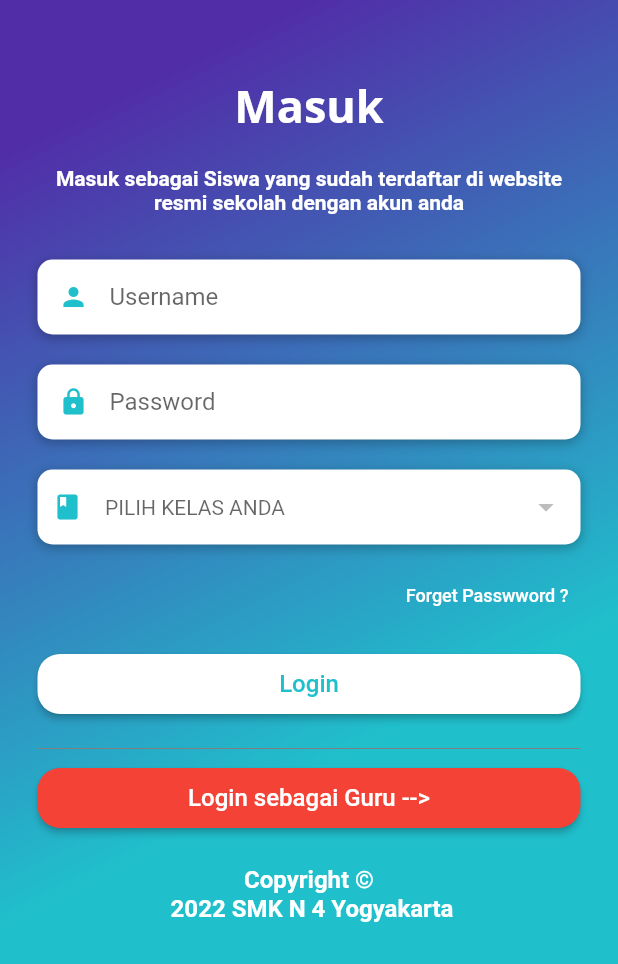
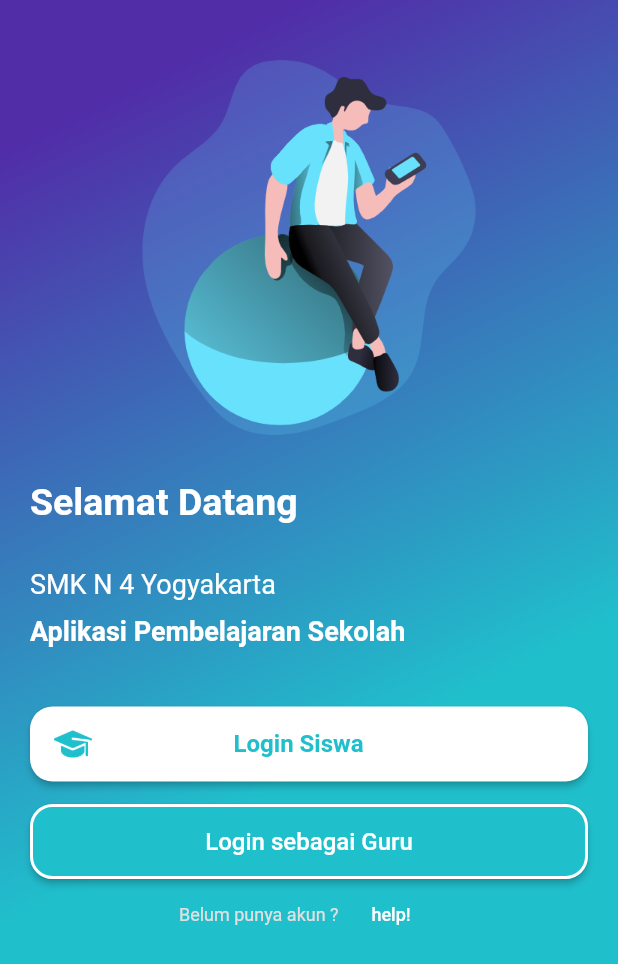
Before and after one commit to exsan0071/smk_4_yogyakrata, a Flutter app: the screen it shows after launch, on a phone screen of 412 x 824 dp. Shown: the top 964 px of the screen. Run offline on Flutter 3.47's test engine with Material 2 defaults, Android fonts, the phone set to English and light mode, and no system bars; our stand-ins replace animated_splash_screen, cached_network_image, connectivity, file_picker, firebase_core, firebase_messaging and 20 more; missing offline and left inert: flutter_cached_pdfview, flutter_webview_plugin; accounts and stored records are empty; project files that could hold a hidden picture were left out.

Commit message:
5 juni 2022 11:51 PM

```diff
--- a/lib/app/controller/auth.dart
+++ b/lib/app/controller/auth.dart
@@ -8,9 +8,9 @@ import 'package:get_storage/get_storage.dart';
 import 'package:google_fonts/google_fonts.dart';
 import 'package:flutter/material.dart';
 import 'package:shared_preferences/shared_preferences.dart';
+import 'package:smk_4_yogyakrata/app/login/views/login_selected.dart';
 import 'package:url_launcher/url_launcher.dart';
 import '../home/views/home.dart';
-import '../login/views/login.dart';
 import '../../app_theme.dart';
 import '../../main.dart';
 
@@ -41,7 +41,7 @@ class _AuthState extends State<Auth> with SingleTickerProviderStateMixin {
             context,
             PageRouteBuilder(
                 pageBuilder: (context, animation, secondartyAnimation) =>
-                    const Login()));
+                    const LoginSelected()));
       });
     }
   }
@@ -160,7 +160,7 @@ class _AuthState extends State<Auth> with SingleTickerProviderStateMixin {
             Center(
               child: Text(
                 'SEKOLAHKITA.Net',
-                style: GoogleFonts.roboto(color: AppTheme.white, fontSize: 20),
+                style: GoogleFonts.fredokaOne(color: AppTheme.white, fontSize: 20),
               ),
             ),
             const SizedBox(
--- a/lib/app/login/views/login.dart
+++ b/lib/app/login/views/login.dart
@@ -1,3 +1,5 @@
+
+
 import 'package:flutter/material.dart';
 import 'package:get/get.dart';
 import 'package:google_fonts/google_fonts.dart';
@@ -17,7 +19,6 @@ class Login extends StatefulWidget {
 }
 
 class _LoginState extends State<Login> {
-
   final LoginController loginC = Get.put(LoginController());
   final OoboardingController ooboardingC = Get.put(OoboardingController());
 
@@ -58,39 +59,101 @@ class _LoginState extends State<Login> {
           begin: Alignment.topCenter,
         )),
         child: SingleChildScrollView(
-          padding: const EdgeInsets.symmetric(
-            horizontal: 25,
-            vertical: 20,
+            child: Stack(
+          children: [
+            Positioned(
+                top: 20,
+                left: 0,
+                right: 0,
+                child: Column(
+                  children: [
+                    Row(
+                      mainAxisSize: MainAxisSize.max,
+                      mainAxisAlignment: MainAxisAlignment.spaceBetween,
+                      children: [
+                        IconButton(
+                          onPressed: () {
+                            Navigator.pop(context);
+                          },
+                          icon: const Icon(
+                            Icons.arrow_back,
+                            color: Colors.white,
+                          ),
+                        ),
+                        IconButton(
+                          onPressed: () {
+                            loginC.launchURLYt();
+                          },
+                          icon: const Icon(
+                            Icons.help,
+                            color: Colors.white,
+                          ),
+                        ),
+                      ],
+                    ),
+                    Padding(
+                      padding: const EdgeInsets.all(20),
+                      child: Row(
+                        children: [
+                          Expanded(
+                            child: Text(
+                              "Masuk",
+                              style: GoogleFonts.fredokaOne(
+                                color: Colors.white,
+                                fontSize: 25,
+                                fontWeight: FontWeight.bold,
+                              ),
+                            ),
+                          ),
+                        ],
+                      ),
+                    )
+                  ],
+                )),
+            Container(
+              margin: EdgeInsets.only(
+                top: MediaQuery.of(context).padding.top + 150,
+              ),
+              width: MediaQuery.of(context).size.width,
+
+              decoration: const BoxDecoration(
+                borderRadius: BorderRadius.only(
+                  topLeft: Radius.circular(20),
+                  topRight: Radius.circular(20),
+                ),
+                color: Colors.white,
               ),
               child: Column(
                 mainAxisSize: MainAxisSize.max,
                 mainAxisAlignment: MainAxisAlignment.center,
                 children: <Widget>[
                   Padding(
-                padding: EdgeInsets.only(
-                    top: MediaQuery.of(context).padding.top + 30, bottom: 20),
-                child: Text(
-                  'Masuk',
-                  style: GoogleFonts.openSans(
-                    color: Colors.white,
-                    fontSize: 30.0,
+                    padding: const EdgeInsets.only(top: 20, left: 20),
+                    child: Row(
+                      children: [
+                        Text(
+                          'Login Siswa',
+                          style: GoogleFonts.fredokaOne(
+                            color: AppTheme.blueligt,
+                            fontSize: 25.0,
                             fontWeight: FontWeight.bold,
                           ),
                         ),
+                      ],
                     ),
-              Column(
+                  ),
+                  Padding(
+                    padding:
+                        const EdgeInsets.only(left: 20, right: 20, top: 10),
+                    child: Column(
                       children: [
                         Row(
-                    mainAxisAlignment: MainAxisAlignment.center,
                           children: [
                             Expanded(
                               child: Text(
                                 'Masuk sebagai Siswa yang sudah terdaftar di website resmi sekolah dengan akun anda',
-                          textAlign: TextAlign.center,
-                          style: GoogleFonts.roboto(
-                              fontSize: 14.0,
-                              fontWeight: FontWeight.bold,
-                              color: Colors.white),
+                                style: GoogleFonts.fredokaOne(
+                                    fontSize: 14.0, color: AppTheme.blueligt),
                               ),
                             ),
                           ],
@@ -108,7 +171,8 @@ class _LoginState extends State<Login> {
                                 height: 20,
                               ),
                               Container(
-                            padding: const EdgeInsets.only(left: 10, right: 10),
+                                  padding: const EdgeInsets.only(
+                                      left: 10, right: 10),
                                   alignment: Alignment.centerLeft,
                                   decoration: BoxDecoration(
                                       color: Colors.white,
@@ -121,11 +185,12 @@ class _LoginState extends State<Login> {
                                         )
                                       ]),
                                   height: 50,
-                            child:
-                                Row(mainAxisSize: MainAxisSize.max, children: [
+                                  child: Row(
+                                      mainAxisSize: MainAxisSize.max,
+                                      children: [
                                         Container(
-                                  margin:
-                                      const EdgeInsets.symmetric(vertical: 10),
+                                            margin: const EdgeInsets.symmetric(
+                                                vertical: 10),
                                             child: const Icon(
                                               Icons.class_,
                                               size: 20,
@@ -134,29 +199,37 @@ class _LoginState extends State<Login> {
                                         const SizedBox(
                                           width: 15,
                                         ),
-                              GetBuilder<LoginController>(builder: (snapshot) {
+                                        GetBuilder<LoginController>(
+                                            builder: (snapshot) {
                                           return DropdownButton(
                                             underline: Container(),
                                             elevation: 16,
                                             value: snapshot.selectedName,
                                             hint: SizedBox(
-                                    width: MediaQuery.of(context).size.width - 130,
-                                    child: const Text('PILIH KELAS ANDA'),
+                                              width: MediaQuery.of(context)
+                                                      .size
+                                                      .width -
+                                                  130,
+                                              child: const Text(
+                                                  'PILIH KELAS ANDA'),
                                             ),
                                             style: GoogleFonts.roboto(
-                                      color: Colors.black54, fontSize: 14),
+                                                color: Colors.black54,
+                                                fontSize: 14),
                                             items: snapshot.categoryList
                                                 .map(
                                                   (list) => DropdownMenuItem(
-                                          child: Text(
-                                              list.status + " " + list.nama),
+                                                    child: Text(list.status +
+                                                        " " +
+                                                        list.nama),
                                                     value: list.id,
                                                   ),
                                                 )
                                                 .toList(),
                                             onChanged: (value) {
                                               setState(() {
-                                      snapshot.selectedName = value.toString();
+                                                snapshot.selectedName =
+                                                    value.toString();
                                                 snapshot.update();
                                               });
                                             },
@@ -173,67 +246,54 @@ class _LoginState extends State<Login> {
                                       onPressed: () {},
                                       child: const Text('Forget Passwword ?',
                                           style: TextStyle(
-                                        fontSize: 12, color: Colors.white))),
+                                              fontSize: 12,
+                                              color: AppTheme.blueligt))),
                                 ],
                               ),
                             ],
                           ),
                         ),
-                  Container(
-                    padding: const EdgeInsets.symmetric(vertical: 15),
+                        SizedBox(
                           width: double.infinity,
-                    height: 70,
+                          height: 50,
                           child: ElevatedButton(
                             style: ElevatedButton.styleFrom(
-                          primary: Colors.white,
+                                primary: AppTheme.blueligt,
                                 minimumSize: const Size(252, 51),
                                 shape: RoundedRectangleBorder(
                                     borderRadius: BorderRadius.circular(15))),
                             onPressed: () {
                               loginC.login(context);
                             },
-                      child: const Text(
+                            child: Text(
                               "Login",
-                        style:
-                            TextStyle(color: AppTheme.blueligt, fontSize: 16),
+                              style: GoogleFonts.roboto(
+                                  color: Colors.white,
+                                  fontSize: 16,
+                                  fontWeight: FontWeight.bold),
                             ),
                           ),
                         ),
-                  const Divider(color: Color(0xFF7F7F7F)),
-                  Container(
-                    padding: const EdgeInsets.symmetric(vertical: 5),
-                    width: double.infinity,
-                    height: 50,
-                    child: ElevatedButton(
-                      style: ElevatedButton.styleFrom(
-                          primary: Colors.red,
-                          minimumSize: const Size(252, 51),
-                          shape: RoundedRectangleBorder(
-                              borderRadius: BorderRadius.circular(15))),
-                      onPressed: () {
-                        Navigator.of(context).push(MaterialPageRoute(
-                            builder: (context) => const WebviewPage()));
-                      },
-                      child: const Text(
-                        "Login sebagai Guru -->",
-                        style: TextStyle(color: Colors.white, fontSize: 16),
+                        const SizedBox(
+                          height: 30,
                         ),
+                        Text('Copyright © \n 2022 SMK N 4 Yogyakarta',
+                            textAlign: TextAlign.center,
+                            style: GoogleFonts.fredokaOne(
+                                color: AppTheme.blueligt,
+                                fontSize: 12,
+                                fontWeight: FontWeight.bold)),
+                        const SizedBox(
+                          height: 80,
+                        ),
+                      ],
                     ),
                   ),
                 ],
               ),
-              const SizedBox(
-                height: 20,
             ),
-              Text('Copyright © \n 2022 SMK N 4 Yogyakarta',
-                  textAlign: TextAlign.center,
-                  style: GoogleFonts.roboto(
-                      color: Colors.white,
-                      fontSize: 16,
-                      fontWeight: FontWeight.bold))
           ],
-          ),
-        ),
+        )),
       ),
     );
   }
--- /dev/null
+++ b/lib/app/login/views/login_selected.dart
@@ -0,0 +1,163 @@
+import 'package:flutter/material.dart';
+import 'package:google_fonts/google_fonts.dart';
+import 'package:smk_4_yogyakrata/app/login/views/login.dart';
+
+import '../../../app_theme.dart';
+import '../../gurupage/webview.dart';
+
+class LoginSelected extends StatefulWidget {
+  const LoginSelected({Key? key}) : super(key: key);
+
+  @override
+  State<LoginSelected> createState() => _LoginSelectedState();
+}
+
+class _LoginSelectedState extends State<LoginSelected> {
+  @override
+  Widget build(BuildContext context) {
+    return Scaffold(
+        body: SingleChildScrollView(
+      child: Container(
+          height: MediaQuery.of(context).size.height,
+
+          decoration: const BoxDecoration(
+              gradient: LinearGradient(
+            colors: [Color(0xff512da8), Color(0xff20bfcc)],
+            begin: Alignment.topCenter,
+          )),
+          child: SingleChildScrollView(
+              child: Column(
+            mainAxisAlignment: MainAxisAlignment.center,
+            children: [
+              const SizedBox(
+                height: 40,
+              ),
+              Image.asset("assets/images/Notif.png", height: 250, width: 250),
+              const SizedBox(height: 20),
+              Padding(
+                padding: const EdgeInsets.only(top: 10, left: 20),
+                child: Row(
+                  children: [
+                    Expanded(
+                        child: Text(
+                      "Selamat Datang",
+                      style: GoogleFonts.fredokaOne(
+                        color: Colors.white,
+                        fontSize: 25,
+                        fontWeight: FontWeight.bold,
+                      ),
+                    )),
+                  ],
+                ),
+              ),
+              const SizedBox(height: 20),
+              Padding(
+                padding: const EdgeInsets.only(top: 10, left: 20),
+                child: Row(
+                  children: [
+                    Expanded(
+                        child: Text(
+                      "SMK N 4 Yogyakarta",
+                      style: GoogleFonts.fredokaOne(
+                        color: Colors.white,
+                        fontSize: 18,
+                      ),
+                    )),
+                  ],
+                ),
+              ),
+              Padding(
+                padding: const EdgeInsets.only(top: 10, left: 20),
+                child: Row(
+                  children: [
+                    Expanded(
+                        child: Text(
+                      "Aplikasi Pembelajaran Sekolah",
+                      style: GoogleFonts.roboto(
+                        color: Colors.white,
+                        fontSize: 18,
+                        fontWeight: FontWeight.bold,
+                      ),
+                    )),
+                  ],
+                ),
+              ),
+              const SizedBox(height: 40),
+              Container(
+                padding: const EdgeInsets.symmetric(horizontal: 20),
+                width: double.infinity,
+                height: 50,
+                child: ElevatedButton(
+                  style: ElevatedButton.styleFrom(
+                      primary: Colors.white,
+                      minimumSize: const Size(252, 51),
+                      shape: RoundedRectangleBorder(
+                          borderRadius: BorderRadius.circular(15))),
+                  onPressed: () {
+                    Navigator.of(context).push(
+                        MaterialPageRoute(builder: (context) => const Login()));
+                  },
+                  child: Row(
+                    mainAxisSize: MainAxisSize.max,
+                    children: [
+                      Image.asset(
+                        "assets/images/graduation.png",
+                        height: 25,
+                        width: 25,
+                      ),
+                      SizedBox(
+                        width: MediaQuery.of(context).size.width * 0.67,
+                        child: const Text(
+                          "Login Siswa",
+                          textAlign: TextAlign.center,
+                          style: TextStyle(
+                              color: AppTheme.blueligt,
+                              fontSize: 16,
+                              fontWeight: FontWeight.bold),
+                        ),
+                      ),
+                    ],
+                  ),
+                ),
+              ),
+              const SizedBox(height: 15),
+              Container(
+                padding: const EdgeInsets.symmetric(horizontal: 20),
+                width: double.infinity,
+                height: 50,
+                child: ElevatedButton(
+                  style: ElevatedButton.styleFrom(
+                      side: const BorderSide(
+                        width: 2.0,
+                        color: Colors.white,
+                      ),
+                      primary: const Color(0xff20bfcc),
+                      minimumSize: const Size(252, 51),
+                      shape: RoundedRectangleBorder(
+                          borderRadius: BorderRadius.circular(15))),
+                  onPressed: () {
+                    Navigator.of(context).push(MaterialPageRoute(
+                        builder: (context) => const WebviewPage()));
+                  },
+                  child: const Text(
+                    "Login sebagai Guru",
+                    style: TextStyle(color: Colors.white, fontSize: 16),
+                  ),
+                ),
+              ),
+              Row(mainAxisAlignment: MainAxisAlignment.center, children: [
+                Text("Belum punya akun ? ",
+                    style: GoogleFonts.roboto(
+                      color: Colors.grey[300],
+                      fontSize: 12,
+                    )),
+                TextButton(
+                    onPressed: () {},
+                    child: const Text('help!',
+                        style: TextStyle(fontSize: 12, color: Colors.white)))
+              ])
+            ],
+          ))),
+    ));
+  }
+}
--- a/pubspec.yaml
+++ b/pubspec.yaml
@@ -18,7 +18,7 @@ publish_to: 'none' # Remove this line if you wish to publish to pub.dev
 version: 1.0.3+4
 
 environment:
-  sdk: ">=2.17.1 <3.0.0"
+  sdk: ">=2.16.1 <3.0.0"
 
 # Dependencies specify other packages that your package needs in order to work.
 # To automatically upgrade your package dependencies to the latest versions
@@ -32,6 +32,7 @@ dependencies:
   flutter:
     sdk: flutter
   flutter_webview_plugin: ^0.4.0
+  url_launcher: ^6.1.2
 
 dev_dependencies:
   build_runner: ^2.1.5
```
Also changed, not shown: lib/app/login/controller/login_controller.dart (+9 -0 lines), assets/images/Notif.png (added), assets/images/graduation.png (added), pubspec.lock. Lines whose indentation alone changed are shown as unchanged.
